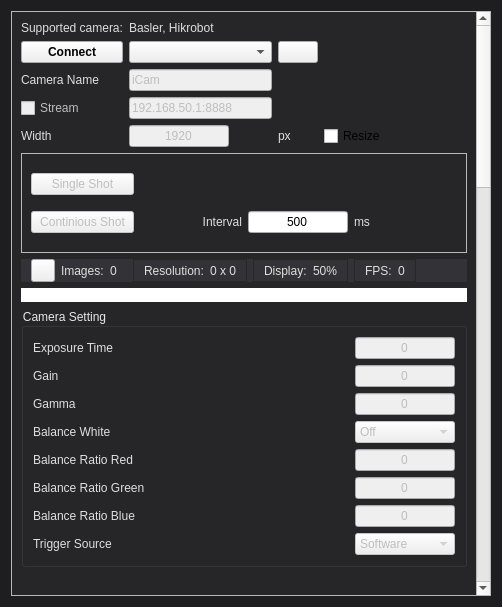
The window that plugin/IndustrialCamera/form.ui (deltaxrobot/Delta-X-Software) describes before a commit, drawn with Qt 5.
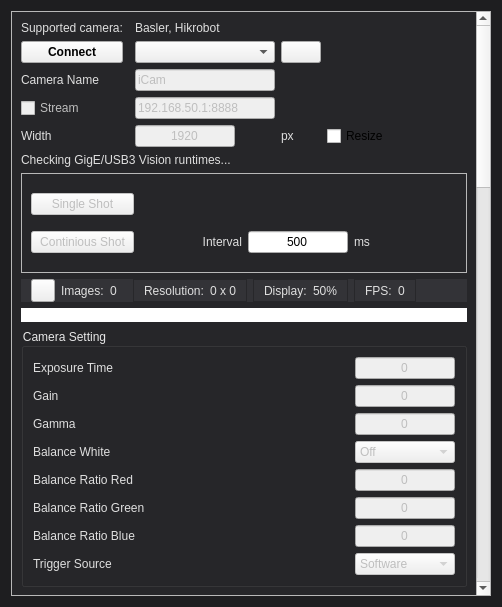
The same window after the commit. Icons and pictures are not drawn.

Commit message: feat(runtime): add coordinated vision tracking and G-Script control

Patch:
```diff
--- a/plugin/IndustrialCamera/form.ui
+++ b/plugin/IndustrialCamera/form.ui
@@ -227,6 +227,16 @@
            </property>
           </widget>
          </item>
+         <item row="8" column="0" colspan="5">
+          <widget class="QLabel" name="lbBackendStatus">
+           <property name="text">
+            <string>Checking GigE/USB3 Vision runtimes...</string>
+           </property>
+           <property name="wordWrap">
+            <bool>true</bool>
+           </property>
+          </widget>
+         </item>
         </layout>
        </item>
        <item>
```
The commit also changes 164 other files.
